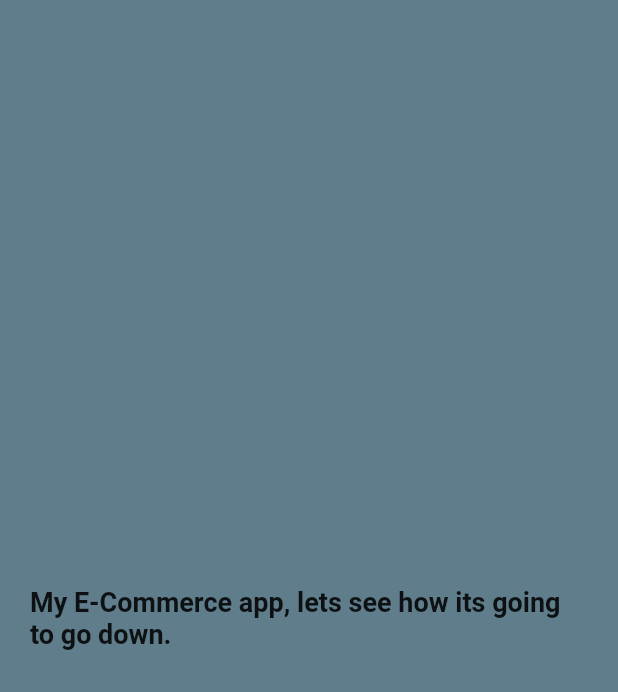
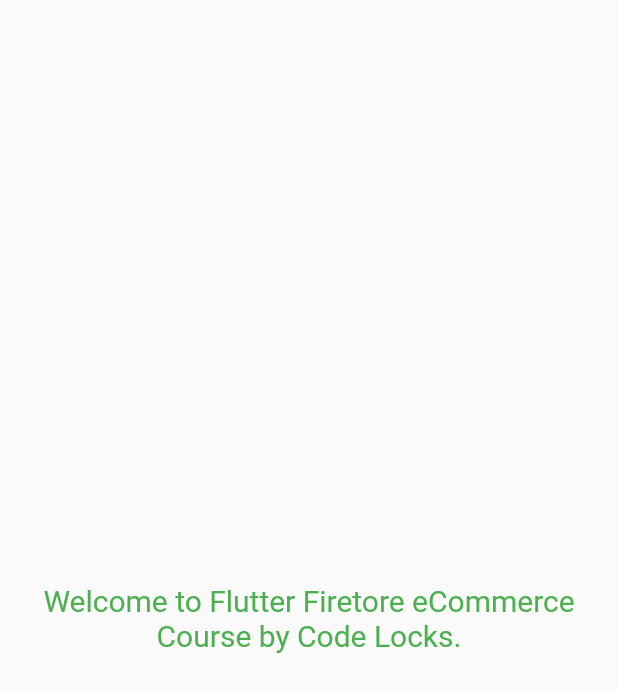
Before and after one commit to collins993/flutter_ecommerce, a Flutter app: the screen it shows after launch, on a phone screen of 412 x 824 dp. Shown: the top 692 px of the screen. Run offline on Flutter 3.47's test engine with Material 2 defaults, Android fonts, the phone set to English and light mode, and no system bars; our stand-ins replace google_fonts; Roboto replaces fonts that are missing (Signika).

Commit message:
commit 1

```diff
--- a/lib/main.dart
+++ b/lib/main.dart
@@ -15,16 +15,27 @@ class MyApp extends StatelessWidget {
         primarySwatch: Colors.blue,
         fontFamily: GoogleFonts.signika().fontFamily,
       ),
-      home: Scaffold(
-        backgroundColor: Colors.blueGrey,
-        body: Container(
-          padding: EdgeInsets.symmetric(horizontal: 20),
-          child: Center(
-            child: Text(
-              "My E-Commerce app, lets see how its going to go down.",
-              style: TextStyle(fontSize: 18, fontWeight: FontWeight.bold),
-            ),
-          ),
+      home: SplashScreen(),
+    );
+  }
+}
+
+class SplashScreen extends StatefulWidget {
+  @override
+  _SplashScreenState createState() => _SplashScreenState();
+}
+
+
+class _SplashScreenState extends State<SplashScreen>
+{
+  @override
+  Widget build(BuildContext context) {
+    return Material(
+      child: Center(
+        child: Text(
+            "Welcome to Flutter Firetore eCommerce Course by Code Locks.",
+          style: TextStyle(color: Colors.green, fontSize: 20.0),
+          textAlign: TextAlign.center,
         ),
       ),
     );
```
